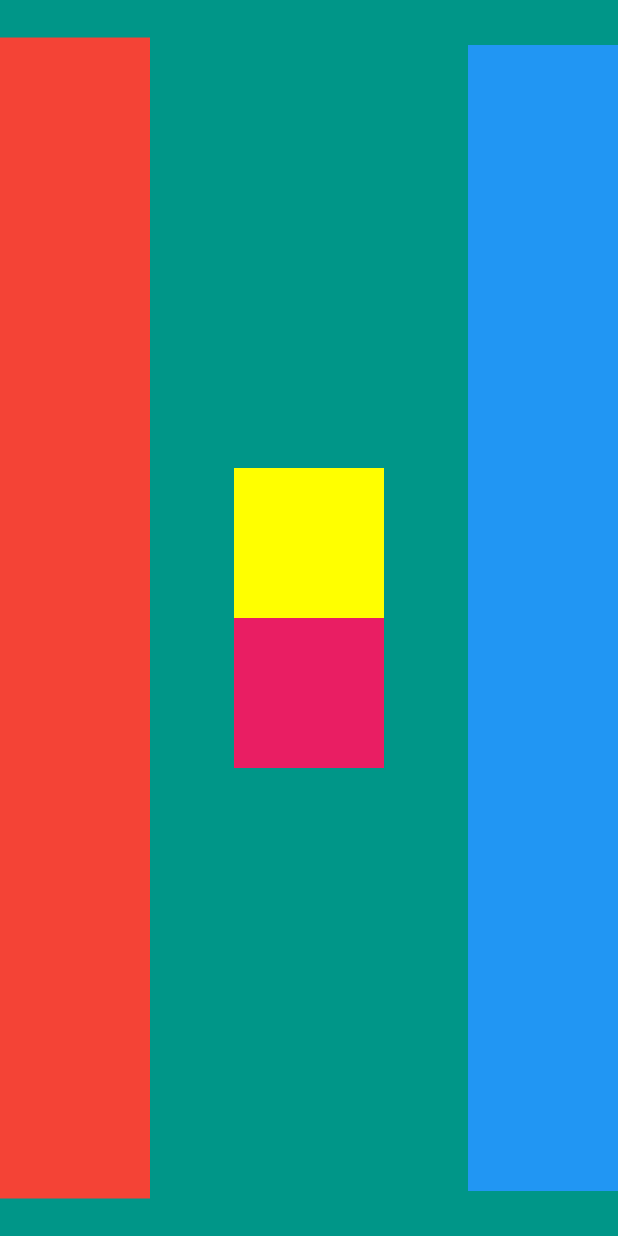
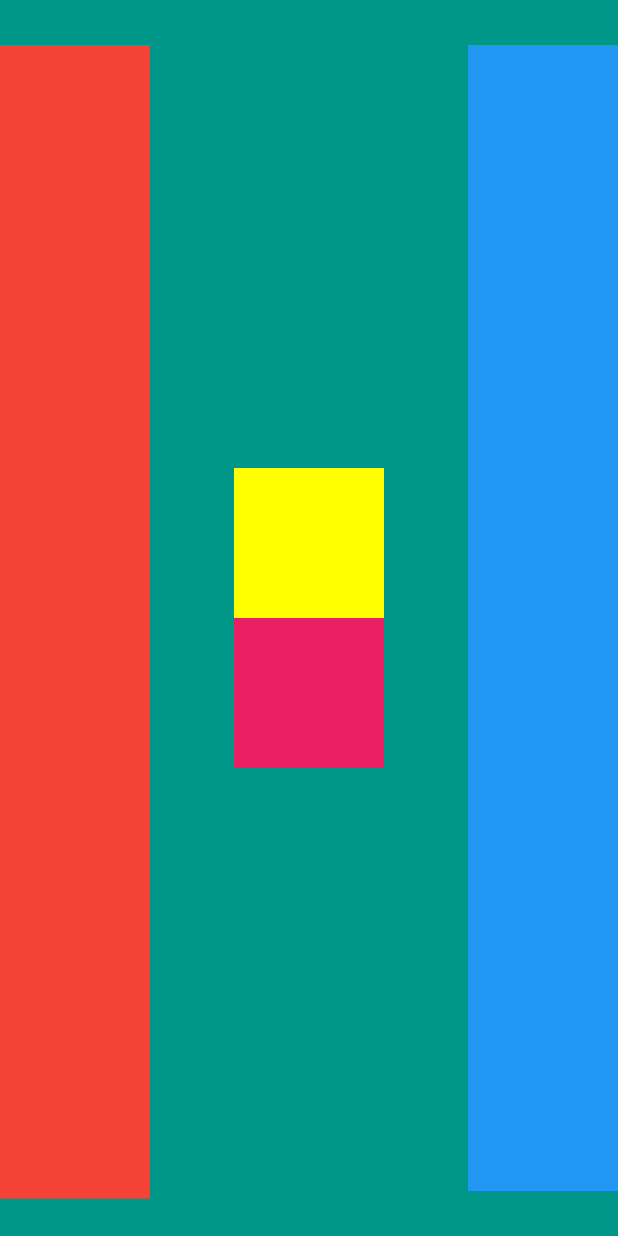
Before and after one commit to puneetkukreja98/Challenge_app, a Flutter app: the screen it shows after launch, on a phone screen of 412 x 824 dp. Run offline on Flutter 3.47's test engine with Material 2 defaults, Android fonts, the phone set to English and light mode, and no system bars.

```diff
--- a/lib/main.dart
+++ b/lib/main.dart
@@ -18,7 +18,7 @@ class MyApp extends StatelessWidget {
                 height: double.infinity,
                 width: 100.0,
                 color: Colors.red,
-                margin: EdgeInsets.only(top: 25.0, bottom: 25.0),
+                margin: EdgeInsets.only(top: 30.0, bottom: 25.0),
               ),
               Column(
                 mainAxisAlignment: MainAxisAlignment.center,
```
